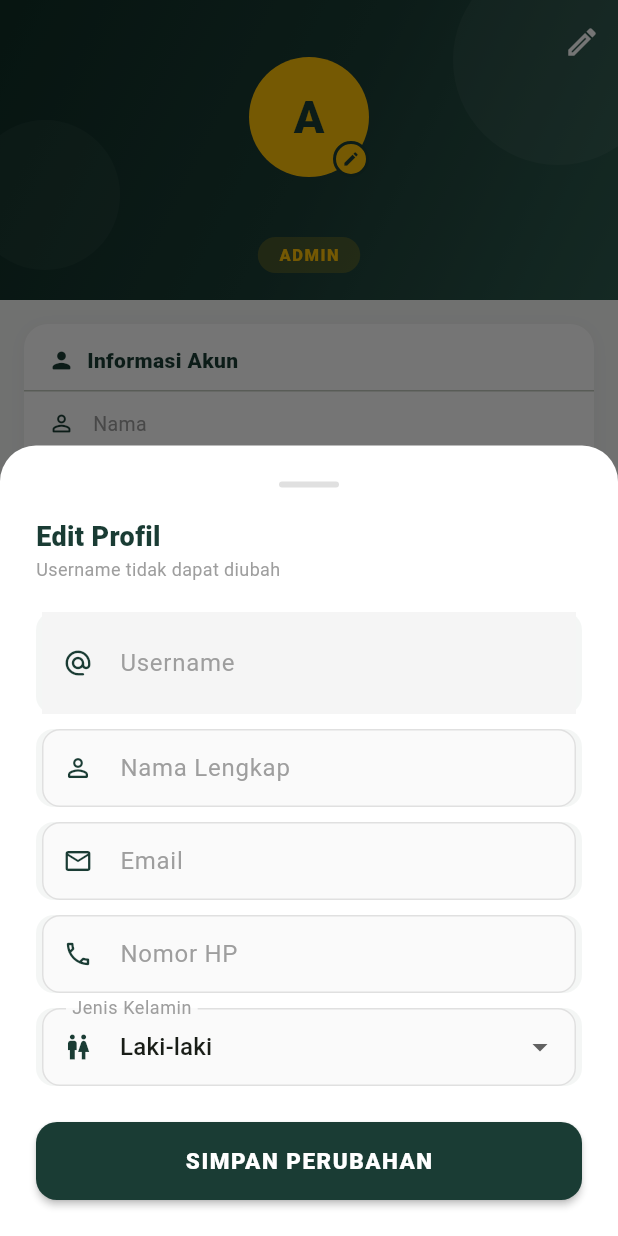
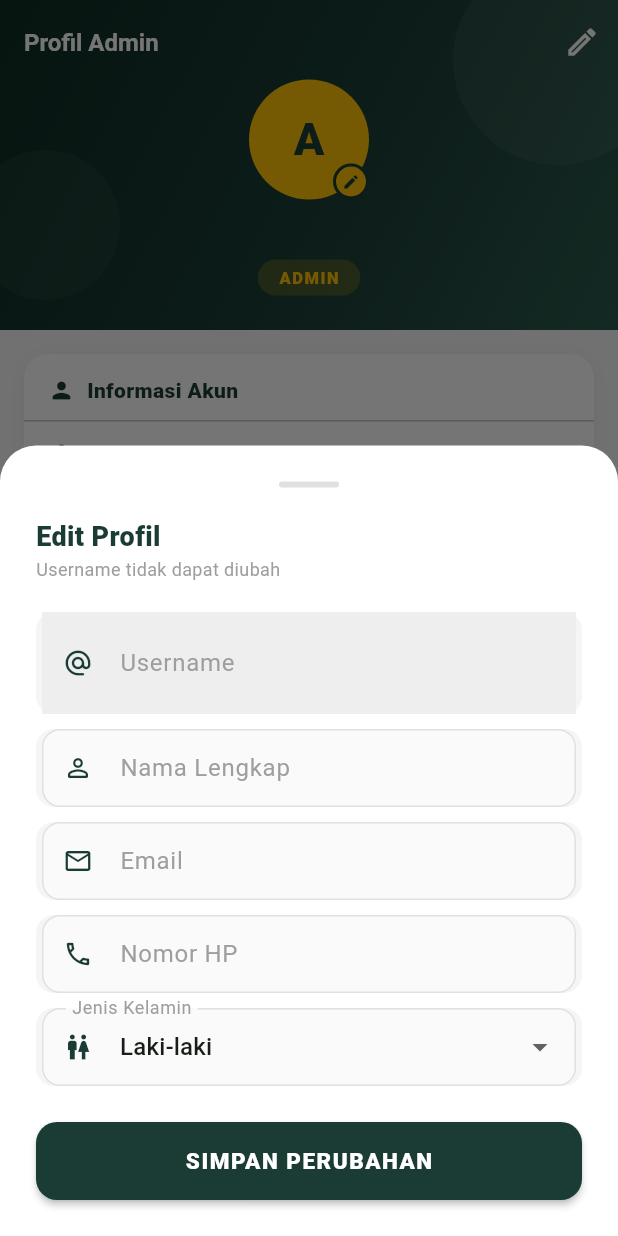
Before and after one commit to zaiddnbl/pemob, a Flutter app: the AdminProfilScreen screen opened directly, after a tap on the "edit" icon, on a phone screen of 412 x 824 dp. Run offline on Flutter 3.47's test engine with Material 3 defaults, Android fonts, the light colour scheme and no system bars; our stand-ins replace cloud_firestore, firebase_auth, firebase_core, fl_chart, pdf, printing and 2 more; missing offline and left inert: excel; accounts and stored records are empty.

Commit message:
navbar role admin

```diff
--- a/pemob_flutter/lib/screens/admin/admin_profil_screen.dart
+++ b/pemob_flutter/lib/screens/admin/admin_profil_screen.dart
@@ -16,7 +16,6 @@ class _AdminProfilScreenState extends State<AdminProfilScreen> {
   static const Color _navyDark = Color(0xFF1A3C34);
   static const Color _bgGrey = Color(0xFFF4F6F5);
 
-  // Normalise gender value supaya tidak crash dropdown
   String _normaliseGender(String? raw) {
     if (raw == null || raw.isEmpty) return 'Laki-laki';
     final lower = raw.toLowerCase().replaceAll(RegExp(r'\s+'), '');
@@ -73,25 +72,21 @@ class _AdminProfilScreenState extends State<AdminProfilScreen> {
                         fontSize: 12, color: AppTheme.greyText)),
                 const SizedBox(height: 20),
 
-                // Username read-only
-                _inputField(
-                  child: TextFormField(
+                _inputField(child: TextFormField(
                   initialValue: user.username,
                   enabled: false,
-                    decoration: InputDecoration(
+                  decoration: const InputDecoration(
                     labelText: 'Username',
-                      prefixIcon: const Icon(Icons.alternate_email_rounded,
+                    prefixIcon: Icon(Icons.alternate_email_rounded,
                         color: _navyDark, size: 20),
                     border: InputBorder.none,
                     filled: true,
-                      fillColor: Colors.grey.shade100,
+                    fillColor: Color(0xFFEEEEEE),
                   ),
-                  ),
-                ),
+                )),
                 const SizedBox(height: 10),
 
-                _inputField(
-                  child: TextField(
+                _inputField(child: TextField(
                   controller: namaCtrl,
                   decoration: const InputDecoration(
                     labelText: 'Nama Lengkap',
@@ -99,12 +94,10 @@ class _AdminProfilScreenState extends State<AdminProfilScreen> {
                         color: _navyDark, size: 20),
                     border: InputBorder.none,
                   ),
-                  ),
-                ),
+                )),
                 const SizedBox(height: 10),
 
-                _inputField(
-                  child: TextField(
+                _inputField(child: TextField(
                   controller: emailCtrl,
                   keyboardType: TextInputType.emailAddress,
                   decoration: const InputDecoration(
@@ -113,12 +106,10 @@ class _AdminProfilScreenState extends State<AdminProfilScreen> {
                         color: _navyDark, size: 20),
                     border: InputBorder.none,
                   ),
-                  ),
-                ),
+                )),
                 const SizedBox(height: 10),
 
-                _inputField(
-                  child: TextField(
+                _inputField(child: TextField(
                   controller: hpCtrl,
                   keyboardType: TextInputType.phone,
                   decoration: const InputDecoration(
@@ -127,12 +118,10 @@ class _AdminProfilScreenState extends State<AdminProfilScreen> {
                         color: _navyDark, size: 20),
                     border: InputBorder.none,
                   ),
-                  ),
-                ),
+                )),
                 const SizedBox(height: 10),
 
-                _inputField(
-                  child: DropdownButtonFormField<String>(
+                _inputField(child: DropdownButtonFormField<String>(
                   value: selectedGender,
                   decoration: const InputDecoration(
                     labelText: 'Jenis Kelamin',
@@ -141,33 +130,24 @@ class _AdminProfilScreenState extends State<AdminProfilScreen> {
                     border: InputBorder.none,
                   ),
                   items: const [
-                      DropdownMenuItem(
-                          value: 'Laki-laki',
-                          child: Text('Laki-laki')),
-                      DropdownMenuItem(
-                          value: 'Perempuan',
-                          child: Text('Perempuan')),
+                    DropdownMenuItem(value: 'Laki-laki', child: Text('Laki-laki')),
+                    DropdownMenuItem(value: 'Perempuan', child: Text('Perempuan')),
                   ],
-                    onChanged: (v) =>
-                        setModal(() => selectedGender = v!),
-                  ),
-                ),
+                  onChanged: (v) => setModal(() => selectedGender = v!),
+                )),
 
                 const SizedBox(height: 24),
 
                 SizedBox(
                   width: double.infinity,
                   child: ElevatedButton(
-                    onPressed: isSaving
-                        ? null
-                        : () async {
+                    onPressed: isSaving ? null : () async {
                       setModal(() => isSaving = true);
-                            final user = SessionUser.currentUser;
-                            if (user == null) return;
+                      final u = SessionUser.currentUser;
+                      if (u == null) return;
 
-                            final success =
-                                await FirestoreService.updateProfil(
-                              uid: user.uid,
+                      final success = await FirestoreService.updateProfil(
+                        uid: u.uid,
                         nama: namaCtrl.text.trim(),
                         nomorHp: hpCtrl.text.trim(),
                         gender: selectedGender,
@@ -177,32 +157,29 @@ class _AdminProfilScreenState extends State<AdminProfilScreen> {
                       if (!ctx.mounted) return;
 
                       if (success) {
-                              final updated = UserModel(
-                                uid: user.uid,
+                        SessionUser.login(UserModel(
+                          uid: u.uid,
                           nama: namaCtrl.text.trim(),
-                                username: user.username,
+                          username: u.username,
                           email: emailCtrl.text.trim(),
                           nomorHp: hpCtrl.text.trim(),
                           gender: selectedGender,
-                                role: user.role,
-                                noKios: user.noKios,
-                              );
-                              SessionUser.login(updated);
+                          role: u.role,
+                          noKios: u.noKios,
+                        ));
                         Navigator.pop(ctx);
                         setState(() {});
                         ScaffoldMessenger.of(ctx).showSnackBar(
                           const SnackBar(
-                                  content:
-                                      Text('Profil berhasil diupdate ✅'),
-                                  backgroundColor:
-                                      AppTheme.accentGreen,
+                            content: Text('Profil berhasil diupdate ✅'),
+                            backgroundColor: AppTheme.accentGreen,
                           ),
                         );
                       } else {
                         setModal(() => isSaving = false);
                         ScaffoldMessenger.of(ctx).showSnackBar(
                           const SnackBar(
-                                  content: Text('Gagal mengupdate'),
+                            content: Text('Gagal mengupdate profil'),
                             backgroundColor: AppTheme.errorRed,
                           ),
                         );
@@ -210,18 +187,15 @@ class _AdminProfilScreenState extends State<AdminProfilScreen> {
                     },
                     style: ElevatedButton.styleFrom(
                       backgroundColor: _navyDark,
-                      padding:
-                          const EdgeInsets.symmetric(vertical: 14),
+                      padding: const EdgeInsets.symmetric(vertical: 14),
                       shape: RoundedRectangleBorder(
                           borderRadius: BorderRadius.circular(14)),
                     ),
                     child: isSaving
                         ? const SizedBox(
-                            width: 20,
-                            height: 20,
+                            width: 20, height: 20,
                             child: CircularProgressIndicator(
-                                strokeWidth: 2, color: Colors.white),
-                          )
+                                strokeWidth: 2, color: Colors.white))
                         : const Text('SIMPAN PERUBAHAN',
                             style: TextStyle(
                                 color: Colors.white,
@@ -240,8 +214,7 @@ class _AdminProfilScreenState extends State<AdminProfilScreen> {
     showDialog(
       context: context,
       builder: (_) => AlertDialog(
-        shape: RoundedRectangleBorder(
-            borderRadius: BorderRadius.circular(20)),
+        shape: RoundedRectangleBorder(borderRadius: BorderRadius.circular(20)),
         title: const Text('Keluar'),
         content: const Text('Apakah kamu yakin ingin keluar?'),
         actions: [
@@ -257,13 +230,11 @@ class _AdminProfilScreenState extends State<AdminProfilScreen> {
               if (!mounted) return;
               Navigator.pushAndRemoveUntil(
                 context,
-                MaterialPageRoute(
-                    builder: (_) => const LoginScreen()),
+                MaterialPageRoute(builder: (_) => const LoginScreen()),
                 (_) => false,
               );
             },
-            style:
-                ElevatedButton.styleFrom(backgroundColor: Colors.red),
+            style: ElevatedButton.styleFrom(backgroundColor: Colors.red),
             child: const Text('Keluar',
                 style: TextStyle(color: Colors.white)),
           ),
@@ -281,22 +252,29 @@ class _AdminProfilScreenState extends State<AdminProfilScreen> {
 
     return Scaffold(
       backgroundColor: _bgGrey,
+      // Tidak pakai AppBar — navbar dari AdminMainScreen
       body: CustomScrollView(
         slivers: [
-          // ── Header / App Bar ──────────────────────────
+          // ── Header ──────────────────────────────────
           SliverAppBar(
-            expandedHeight: 200,
+            expandedHeight: 220,
             pinned: true,
             automaticallyImplyLeading: false,
             backgroundColor: _navyDark,
             actions: [
               IconButton(
-                icon: const Icon(Icons.edit_outlined,
-                    color: Colors.white),
+                icon: const Icon(Icons.edit_outlined, color: Colors.white),
                 onPressed: _showEditProfil,
                 tooltip: 'Edit Profil',
               ),
             ],
+            title: const Text(
+              'Profil Admin',
+              style: TextStyle(
+                  color: Colors.white,
+                  fontSize: 16,
+                  fontWeight: FontWeight.w700),
+            ),
             flexibleSpace: FlexibleSpaceBar(
               background: Container(
                 decoration: const BoxDecoration(
@@ -312,7 +290,6 @@ class _AdminProfilScreenState extends State<AdminProfilScreen> {
                 ),
                 child: Stack(
                   children: [
-                    // Dekorasi lingkaran
                     Positioned(
                       top: -30, right: -30,
                       child: Container(
@@ -333,20 +310,18 @@ class _AdminProfilScreenState extends State<AdminProfilScreen> {
                         ),
                       ),
                     ),
-                    // Konten
                     Center(
                       child: Column(
                         mainAxisAlignment: MainAxisAlignment.center,
                         children: [
-                          const SizedBox(height: 20),
+                          const SizedBox(height: 30),
                           GestureDetector(
                             onTap: _showEditProfil,
                             child: Stack(
                               children: [
                                 CircleAvatar(
                                   radius: 40,
-                                  backgroundColor:
-                                      AppTheme.accentYellow,
+                                  backgroundColor: AppTheme.accentYellow,
                                   child: Text(
                                     initial,
                                     style: const TextStyle(
@@ -379,27 +354,22 @@ class _AdminProfilScreenState extends State<AdminProfilScreen> {
                             style: const TextStyle(
                                 color: Colors.white,
                                 fontSize: 18,
-                              fontWeight: FontWeight.w800,
-                            ),
+                                fontWeight: FontWeight.w800),
                           ),
                           Container(
                             margin: const EdgeInsets.only(top: 4),
                             padding: const EdgeInsets.symmetric(
                                 horizontal: 14, vertical: 4),
                             decoration: BoxDecoration(
-                              color: AppTheme.accentYellow
-                                  .withOpacity(0.2),
+                              color: AppTheme.accentYellow.withOpacity(0.2),
                               borderRadius: BorderRadius.circular(20),
                             ),
-                            child: const Text(
-                              'ADMIN',
+                            child: const Text('ADMIN',
                                 style: TextStyle(
                                     color: AppTheme.accentYellow,
                                     fontSize: 11,
                                     fontWeight: FontWeight.w800,
-                                letterSpacing: 1,
-                              ),
-                            ),
+                                    letterSpacing: 1)),
                           ),
                         ],
                       ),
@@ -412,23 +382,22 @@ class _AdminProfilScreenState extends State<AdminProfilScreen> {
 
           SliverToBoxAdapter(
             child: Padding(
-              padding: const EdgeInsets.all(16),
+              padding: const EdgeInsets.fromLTRB(16, 16, 16, 0),
               child: Column(
-                crossAxisAlignment: CrossAxisAlignment.start,
                 children: [
-                  // ── Info Akun ─────────────────────────
+                  // Informasi Akun
                   _sectionCard(
                     title: 'Informasi Akun',
                     icon: Icons.person_rounded,
                     children: [
-                      _infoRow(Icons.person_outline_rounded,
-                          'Nama', user?.nama ?? '-'),
+                      _infoRow(Icons.person_outline_rounded, 'Nama',
+                          user?.nama ?? '-'),
                       _divider(),
-                      _infoRow(Icons.alternate_email_rounded,
-                          'Username', user?.username ?? '-'),
+                      _infoRow(Icons.alternate_email_rounded, 'Username',
+                          user?.username ?? '-'),
                       _divider(),
-                      _infoRow(Icons.email_outlined,
-                          'Email', user?.email ?? '-'),
+                      _infoRow(Icons.email_outlined, 'Email',
+                          user?.email ?? '-'),
                       _divider(),
                       _infoRow(Icons.phone_outlined, 'No. HP',
                           user?.nomorHp.isNotEmpty == true
@@ -438,53 +407,70 @@ class _AdminProfilScreenState extends State<AdminProfilScreen> {
                       _infoRow(Icons.wc_outlined, 'Gender',
                           _normaliseGender(user?.gender)),
                       _divider(),
-                      _infoRow(Icons.badge_outlined, 'Role',
-                          'Admin Pasar'),
+                      _infoRow(Icons.badge_outlined, 'Role', 'Admin Pasar'),
+                    ],
+                  ),
+
+                  const SizedBox(height: 12),
+
+                  // Tombol Edit
+                  GestureDetector(
+                    onTap: _showEditProfil,
+                    child: Container(
+                      width: double.infinity,
+                      padding: const EdgeInsets.symmetric(vertical: 14),
+                      decoration: BoxDecoration(
+                        color: _navyDark.withOpacity(0.08),
+                        borderRadius: BorderRadius.circular(14),
+                        border: Border.all(
+                            color: _navyDark.withOpacity(0.3)),
+                      ),
+                      child: const Row(
+                        mainAxisAlignment: MainAxisAlignment.center,
+                        children: [
+                          Icon(Icons.edit_outlined,
+                              color: _navyDark, size: 18),
+                          SizedBox(width: 8),
+                          Text('Edit Profil',
+                              style: TextStyle(
+                                  color: _navyDark,
+                                  fontSize: 14,
+                                  fontWeight: FontWeight.w700)),
+                        ],
+                      ),
+                    ),
+                  ),
+
+                  const SizedBox(height: 12),
+
+                  // Informasi Sistem
+                  _sectionCard(
+                    title: 'Informasi Sistem',
+                    icon: Icons.info_outline_rounded,
+                    children: [
+                      _infoRow(Icons.storefront_outlined, 'Pasar',
+                          'Pasar Wadungasri, Sidoarjo'),
+                      _divider(),
+                      _infoRow(Icons.verified_outlined, 'Versi App',
+                          'SIPESEL v1.0.0'),
+                      _divider(),
+                      _infoRow(Icons.cloud_outlined, 'Database',
+                          'Cloud Firestore'),
                     ],
                   ),
 
                   const SizedBox(height: 16),
 
-                  // ── Tombol Edit ───────────────────────
-                  _actionButton(
-                    icon: Icons.edit_outlined,
-                    label: 'Edit Profil',
-                    color: _navyDark,
-                    onTap: _showEditProfil,
-                  ),
-
-                  const SizedBox(height: 10),
-
-                  // ── Info Sistem ───────────────────────
-                  _sectionCard(
-                    title: 'Informasi Sistem',
-                    icon: Icons.info_outline_rounded,
-                    children: [
-                      _infoRow(Icons.storefront_outlined,
-                          'Pasar', 'Pasar Wadungasri, Sidoarjo'),
-                      _divider(),
-                      _infoRow(Icons.verified_outlined,
-                          'Versi App', 'SIPESEL v1.0.0'),
-                      _divider(),
-                      _infoRow(Icons.cloud_outlined,
-                          'Database', 'Cloud Firestore'),
-                    ],
-                  ),
-
-                  const SizedBox(height: 24),
-
-                  // ── Logout ────────────────────────────
+                  // Tombol Logout
                   GestureDetector(
                     onTap: _handleLogout,
                     child: Container(
                       width: double.infinity,
-                      padding: const EdgeInsets.symmetric(
-                          vertical: 16),
+                      padding: const EdgeInsets.symmetric(vertical: 16),
                       decoration: BoxDecoration(
                         color: Colors.red.shade50,
                         borderRadius: BorderRadius.circular(16),
-                        border: Border.all(
-                            color: Colors.red.shade200),
+                        border: Border.all(color: Colors.red.shade200),
                       ),
                       child: Row(
                         mainAxisAlignment: MainAxisAlignment.center,
@@ -492,20 +478,18 @@ class _AdminProfilScreenState extends State<AdminProfilScreen> {
                           Icon(Icons.logout_rounded,
                               color: Colors.red.shade600, size: 20),
                           const SizedBox(width: 8),
-                          Text(
-                            'Keluar dari Akun',
+                          Text('Keluar dari Akun',
                               style: TextStyle(
                                   color: Colors.red.shade600,
                                   fontSize: 15,
-                              fontWeight: FontWeight.w800,
-                            ),
-                          ),
+                                  fontWeight: FontWeight.w800)),
                         ],
                       ),
                     ),
                   ),
 
-                  const SizedBox(height: 32),
+                  // Padding untuk navbar
+                  const SizedBox(height: 80),
                 ],
               ),
             ),
@@ -532,6 +516,7 @@ class _AdminProfilScreenState extends State<AdminProfilScreen> {
     required List<Widget> children,
   }) {
     return Container(
+      width: double.infinity,
       decoration: BoxDecoration(
         color: Colors.white,
         borderRadius: BorderRadius.circular(16),
@@ -568,8 +553,7 @@ class _AdminProfilScreenState extends State<AdminProfilScreen> {
 
   Widget _infoRow(IconData icon, String label, String value) {
     return Padding(
-      padding: const EdgeInsets.symmetric(
-          horizontal: 16, vertical: 12),
+      padding: const EdgeInsets.symmetric(horizontal: 16, vertical: 12),
       child: Row(
         children: [
           Icon(icon, size: 18, color: _navyDark),
@@ -580,14 +564,12 @@ class _AdminProfilScreenState extends State<AdminProfilScreen> {
                     fontSize: 13, color: AppTheme.greyText)),
           ),
           Flexible(
-            child: Text(
-              value,
+            child: Text(value,
                 textAlign: TextAlign.right,
                 style: const TextStyle(
                     fontSize: 13,
                     fontWeight: FontWeight.w600,
-                  color: _navyDark),
-            ),
+                    color: _navyDark)),
           ),
         ],
       ),
@@ -595,36 +577,4 @@ class _AdminProfilScreenState extends State<AdminProfilScreen> {
   }
 
   Widget _divider() => const Divider(height: 1, indent: 46);
-
-  Widget _actionButton({
-    required IconData icon,
-    required String label,
-    required Color color,
-    required VoidCallback onTap,
-  }) {
-    return GestureDetector(
-      onTap: onTap,
-      child: Container(
-        width: double.infinity,
-        padding: const EdgeInsets.symmetric(vertical: 14),
-        decoration: BoxDecoration(
-          color: color.withOpacity(0.08),
-          borderRadius: BorderRadius.circular(14),
-          border: Border.all(color: color.withOpacity(0.3)),
-        ),
-        child: Row(
-          mainAxisAlignment: MainAxisAlignment.center,
-          children: [
-            Icon(icon, color: color, size: 18),
-            const SizedBox(width: 8),
-            Text(label,
-                style: TextStyle(
-                    color: color,
-                    fontSize: 14,
-                    fontWeight: FontWeight.w700)),
-          ],
-        ),
-      ),
-    );
 }
-}
--- a/pemob_flutter/lib/screens/admin/admin_tagihan_screen.dart
+++ b/pemob_flutter/lib/screens/admin/admin_tagihan_screen.dart
@@ -115,10 +115,7 @@ class _AdminTagihanScreenState extends State<AdminTagihanScreen> {
       appBar: AppBar(
         backgroundColor: Colors.white,
         elevation: 0,
-        leading: IconButton(
-          icon: const Icon(Icons.arrow_back_rounded, color: _navyDark),
-          onPressed: () => Navigator.pop(context),
-        ),
+        automaticallyImplyLeading: false,
         title: const Text('Manajemen Tagihan',
             style: TextStyle(
                 color: _navyDark,
```
Also changed, not shown: pemob_flutter/lib/screens/admin/admin_main_screen.dart (+22 -29 lines), pemob_flutter/pubspec.lock. Lines whose indentation alone changed are shown as unchanged.
